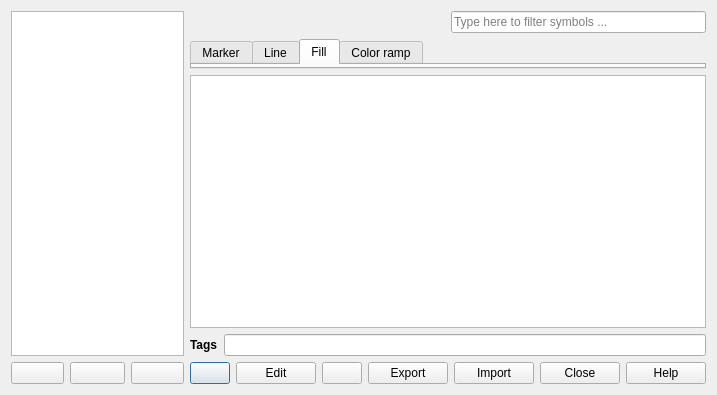
Above: src/ui/qgsstylev2managerdialogbase.ui from qgis/QGIS before the change. Below: the same form after it.
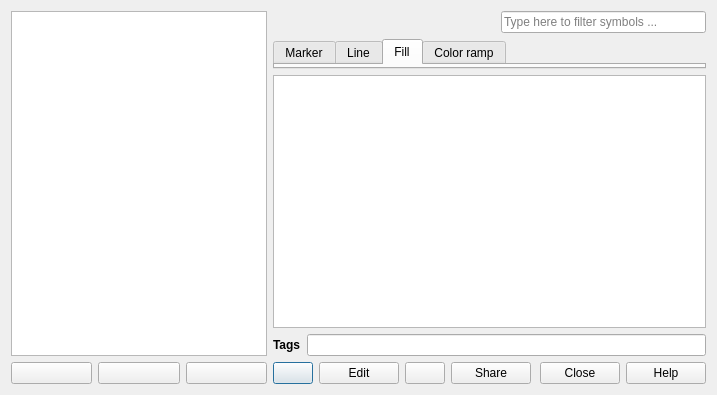
That is the form after the change. Icons and pictures are not drawn.

Commit message: support for online import of style XML files added

The edit to the form file:
```diff
--- a/src/ui/qgsstylev2managerdialogbase.ui
+++ b/src/ui/qgsstylev2managerdialogbase.ui
@@ -249,14 +249,7 @@
        <item>
         <widget class="QPushButton" name="btnExportItems">
          <property name="text">
-          <string>Export</string>
-         </property>
-        </widget>
-       </item>
-       <item>
-        <widget class="QPushButton" name="btnImportItems">
-         <property name="text">
-          <string>Import</string>
+          <string>Share</string>
          </property>
         </widget>
        </item>
```
Left out of the diff: 2 changed lines with no effect on the pictures. The commit also changes 5 other files.
